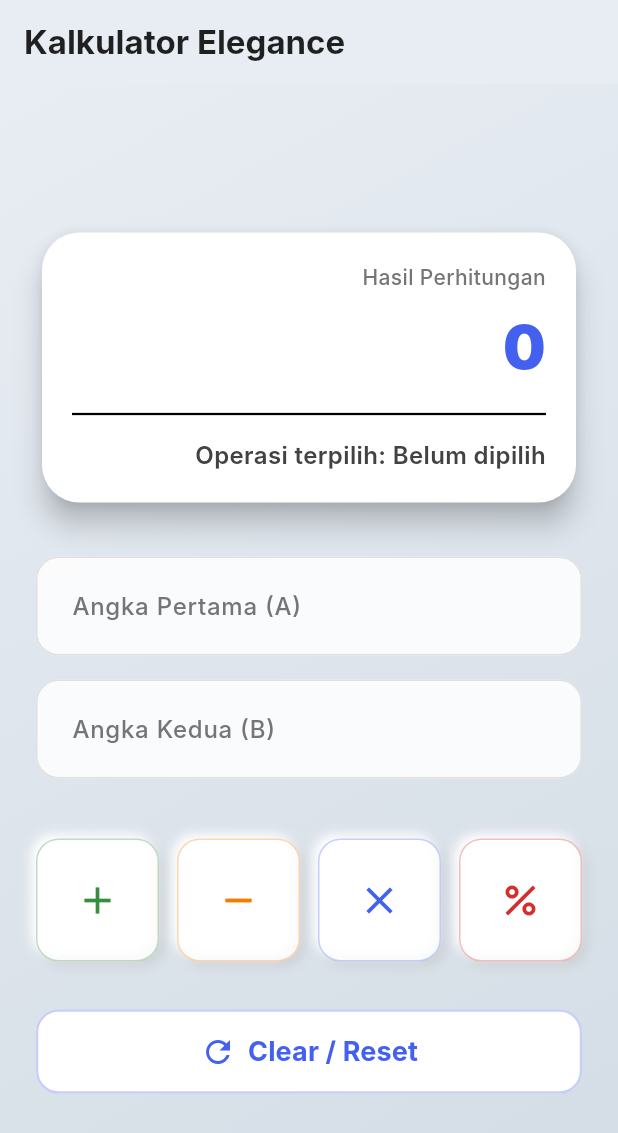
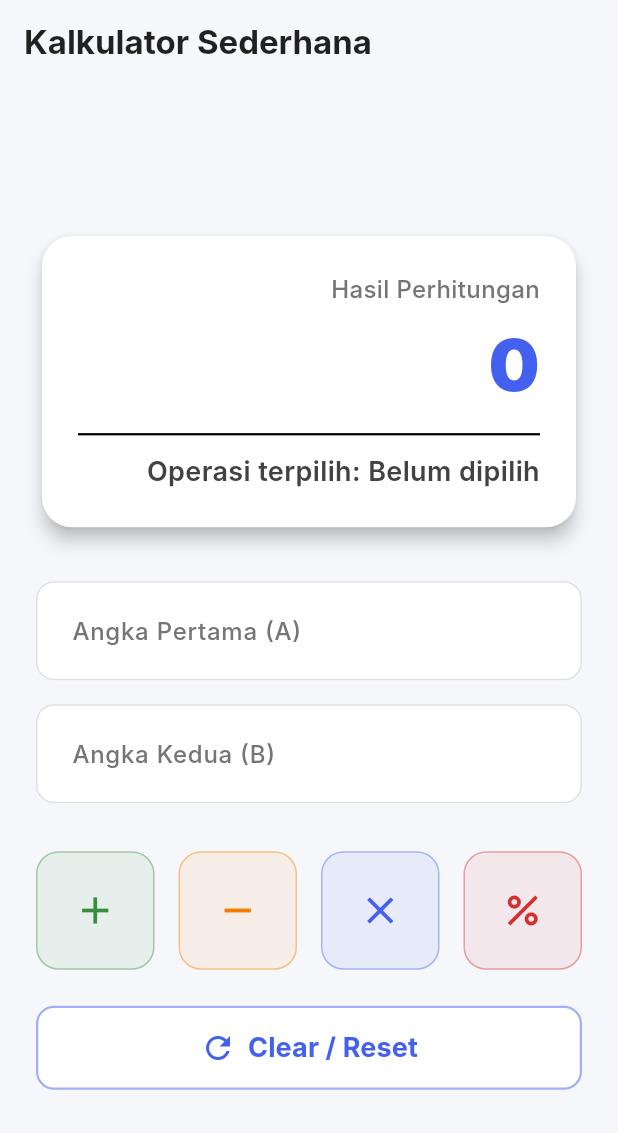
Before and after one commit to indriarianti12/tugas-pm-7, a Flutter app: the screen it shows after launch, on a phone screen of 412 x 824 dp. Shown: the top 1133 px of the screen. Run offline on Flutter 3.47's test engine with Material 3 defaults, Android fonts, the phone set to English and light mode, and no system bars; Roboto replaces fonts that are missing (Inter).

Commit message:
Update codingan baru

```diff
--- a/lib/main.dart
+++ b/lib/main.dart
@@ -8,9 +8,8 @@ void main() {
 // Palet warna yang lebih elegan
 const Color primaryIndigo = Color(0xFF4361EE);
 const Color secondaryOrange = Color(0xFFF77F00);
-// Warna Gradasi Baru (Blue-Grey)
-const Color gradientStart = Color(0xFFE8EDF3);
-const Color gradientEnd = Color(0xFFD3DCE5);
+const Color charcoalBackground = Color(0xFF1E1E1E);
+const Color lightGreyBackground = Color(0xFFF5F7FA);
 
 class KalkulatorSederhanaApp extends StatelessWidget {
   const KalkulatorSederhanaApp({super.key});
@@ -26,13 +25,14 @@ class KalkulatorSederhanaApp extends StatelessWidget {
         colorScheme: ColorScheme.light(
           primary: primaryIndigo,
           secondary: secondaryOrange,
-          background: gradientStart, // Gunakan warna awal gradien untuk theme
+          background: lightGreyBackground,
           surface: Colors.white,
         ),
         fontFamily: 'Inter', // Font modern
-        scaffoldBackgroundColor: gradientStart,
+        scaffoldBackgroundColor: lightGreyBackground, // Latar belakang sangat terang
         cardColor: Colors.white,
         visualDensity: VisualDensity.adaptivePlatformDensity,
+        // Menghilangkan ripple effect yang terlalu keras
         splashFactory: InkRipple.splashFactory,
       ),
       home: const KalkulatorPage(),
@@ -59,7 +59,7 @@ class _KalkulatorPageState extends State<KalkulatorPage> {
   // 2. State untuk Hasil dan Operasi
   double hasil = 0;
   String operasi = '';
-  String defaultOperation = '+';
+  String defaultOperation = '+'; // Operasi default saat menekan Enter
 
   @override
   void dispose() {
@@ -71,10 +71,12 @@ class _KalkulatorPageState extends State<KalkulatorPage> {
   }
 
   // Fungsi Pembantu untuk Memformat Hasil
+  // Memastikan hasil tampil bersih (misalnya 12 daripada 12.0000)
   String _formatResult(double result) {
     if (result == result.roundToDouble()) {
       return result.round().toString();
     }
+    // Batasi hingga 6 desimal untuk menjaga kebersihan tampilan
     return result.toStringAsFixed(6).replaceAll(RegExp(r"([.]*0+)(?!.*\d)"), "");
   }
 
@@ -100,7 +102,7 @@ class _KalkulatorPageState extends State<KalkulatorPage> {
           if (b != 0) {
             hasil = a / b;
           } else {
-            hasil = double.nan; // Menggunakan NaN untuk hasil tidak valid
+            hasil = 0;
             _showSnackBar('Tidak bisa membagi dengan nol!', isError: true);
           }
           break;
@@ -152,12 +154,11 @@ class _KalkulatorPageState extends State<KalkulatorPage> {
       child: AnimatedContainer(
         duration: const Duration(milliseconds: 200),
         decoration: BoxDecoration(
-          // Tombol non-aktif menggunakan warna latar belakang agar menonjol dari card
-          color: isActive ? color : Colors.white.withOpacity(0.85),
+          color: isActive ? color : color.withOpacity(0.08),
           borderRadius: BorderRadius.circular(15),
           border: Border.all(
-            color: isActive ? color.withOpacity(0.0) : color.withOpacity(0.3),
-            width: 1.0
+            color: isActive ? color : color.withOpacity(0.4),
+            width: isActive ? 0 : 1.0
           ),
           boxShadow: isActive ? [
             BoxShadow(
@@ -165,27 +166,17 @@ class _KalkulatorPageState extends State<KalkulatorPage> {
               blurRadius: 10,
               offset: const Offset(0, 4),
             ),
-          ] : [
-             // Shadow ringan untuk efek elegan di atas gradien
-             BoxShadow(
-              color: Colors.grey.shade400.withOpacity(0.5),
-              offset: const Offset(3, 3),
-              blurRadius: 5,
-            ),
-            const BoxShadow(
-              color: Colors.white,
-              offset: Offset(-3, -3),
-              blurRadius: 5,
-            ),
-          ],
+          ] : null,
         ),
         child: Material(
           color: Colors.transparent,
           child: InkWell(
             onTap: () {
+              // Set operasi saat tombol ditekan
               setState(() {
                 operasi = op;
               });
+              // Langsung hitung jika kedua input terisi
               if (angka1Controller.text.isNotEmpty && angka2Controller.text.isNotEmpty) {
                 hitung(op);
               }
@@ -204,17 +195,19 @@ class _KalkulatorPageState extends State<KalkulatorPage> {
     );
   }
 
-  // Widget Input Field Ditingkatkan
+  // Widget Input Field Ditingkatkan (Clean & Outline)
   Widget _buildInputField(TextEditingController controller, String label, FocusNode focusNode, {Function(String)? onSubmitted}) {
     return ValueListenableBuilder<TextEditingValue>(
       valueListenable: controller,
       builder: (context, value, child) {
+        // Mendengarkan perubahan fokus untuk memperbarui UI
         final bool isFocused = focusNode.hasFocus;
         return TextField(
           controller: controller,
           focusNode: focusNode,
           keyboardType: const TextInputType.numberWithOptions(decimal: true),
           onSubmitted: onSubmitted,
+          // Mengganti koma dengan titik secara otomatis saat diketik (untuk parsing double)
           onChanged: (text) {
             final newText = text.replaceAll(',', '.');
             if (newText != text) {
@@ -233,17 +226,17 @@ class _KalkulatorPageState extends State<KalkulatorPage> {
             hintText: 'Masukkan angka',
             hintStyle: TextStyle(color: Colors.grey.shade400),
             filled: true,
-            fillColor: Colors.white.withOpacity(0.85), // Sedikit transparan untuk efek lebih halus
+            fillColor: Colors.white,
             border: OutlineInputBorder(
-              borderRadius: BorderRadius.circular(15),
+              borderRadius: BorderRadius.circular(12),
               borderSide: BorderSide(color: Colors.grey.shade300, width: 1.0),
             ),
             enabledBorder: OutlineInputBorder(
-              borderRadius: BorderRadius.circular(15),
+              borderRadius: BorderRadius.circular(12),
               borderSide: BorderSide(color: Colors.grey.shade300, width: 1.0),
             ),
             focusedBorder: OutlineInputBorder(
-              borderRadius: BorderRadius.circular(15),
+              borderRadius: BorderRadius.circular(12),
               borderSide: BorderSide(color: Theme.of(context).primaryColor, width: 2.5),
             ),
             contentPadding: const EdgeInsets.symmetric(horizontal: 20, vertical: 18),
@@ -264,8 +257,8 @@ class _KalkulatorPageState extends State<KalkulatorPage> {
         foregroundColor: primaryIndigo,
         backgroundColor: Colors.white,
         shape: RoundedRectangleBorder(
-          borderRadius: BorderRadius.circular(15),
-          side: BorderSide(color: primaryIndigo.withOpacity(0.3), width: 1.5),
+          borderRadius: BorderRadius.circular(12),
+          side: BorderSide(color: primaryIndigo.withOpacity(0.5), width: 1.5),
         ),
         padding: const EdgeInsets.symmetric(horizontal: 20, vertical: 15),
         elevation: 0,
@@ -276,31 +269,17 @@ class _KalkulatorPageState extends State<KalkulatorPage> {
 
   @override
   Widget build(BuildContext context) {
-    // Media Query untuk menentukan lebar layar (untuk responsif)
-    final isSmallScreen = MediaQuery.of(context).size.width < 600;
-
     return Scaffold(
       appBar: AppBar(
-        title: const Text('Kalkulator Elegance', style: TextStyle(fontWeight: FontWeight.bold)),
-        // AppBar transparan agar gradasi latar belakang terlihat
-        backgroundColor: Colors.transparent,
+        title: const Text('Kalkulator Sederhana', style: TextStyle(fontWeight: FontWeight.bold)),
+        backgroundColor: Theme.of(context).scaffoldBackgroundColor,
         elevation: 0,
         foregroundColor: Colors.black87,
       ),
-      // Menerapkan Gradasi Latar Belakang pada Body
-      body: Container(
-        decoration: const BoxDecoration(
-          gradient: LinearGradient(
-            begin: Alignment.topLeft,
-            end: Alignment.bottomRight,
-            colors: [gradientStart, gradientEnd],
-          ),
-        ),
-        child: Center(
+      body: Center(
         child: SingleChildScrollView(
           padding: const EdgeInsets.all(24.0),
           child: Container(
-              // Batasi lebar maksimum untuk tampilan di desktop/tablet
             constraints: const BoxConstraints(maxWidth: 500),
             child: Column(
               mainAxisAlignment: MainAxisAlignment.center,
@@ -308,41 +287,41 @@ class _KalkulatorPageState extends State<KalkulatorPage> {
               children: <Widget>[
                 // --- Tampilan Hasil (Clean Card) ---
                 Card(
-                    elevation: 8, // Shadow lebih dalam
-                    shape: RoundedRectangleBorder(borderRadius: BorderRadius.circular(25)),
+                  elevation: 5,
+                  shape: RoundedRectangleBorder(borderRadius: BorderRadius.circular(20)),
                   color: Colors.white,
                   child: Padding(
-                      padding: const EdgeInsets.all(isSmallScreen ? 20 : 32),
+                    padding: const EdgeInsets.all(24),
                     child: Column(
                       crossAxisAlignment: CrossAxisAlignment.stretch,
                       children: [
                         Text(
                           'Hasil Perhitungan',
                           style: TextStyle(
-                              fontSize: isSmallScreen ? 14 : 16,
+                            fontSize: 16,
                             fontWeight: FontWeight.w500,
                             color: Colors.grey.shade600,
                           ),
                           textAlign: TextAlign.end,
                         ),
-                          const SizedBox(height: 8),
+                        const SizedBox(height: 4),
                         // Teks Hasil Besar
                         Text(
-                            hasil.isNaN ? 'Error' : _formatResult(hasil),
+                          _formatResult(hasil),
                           style: TextStyle(
-                              fontSize: isSmallScreen ? 40 : 56,
+                            fontSize: 48,
                             fontWeight: FontWeight.w900,
-                              color: hasil.isNaN ? Colors.red.shade700 : Theme.of(context).primaryColor,
+                            color: Theme.of(context).primaryColor,
                           ),
                           textAlign: TextAlign.end,
                           overflow: TextOverflow.ellipsis,
                         ),
-                          const Divider(height: 32, thickness: 1.5),
+                        const Divider(height: 24, thickness: 1.5),
                         // Tampilan Operasi
                         Text(
                           'Operasi terpilih: ${operasi.isEmpty ? 'Belum dipilih' : operasi}',
                           style: TextStyle(
-                              fontSize: isSmallScreen ? 16 : 18,
+                            fontSize: 18,
                             fontWeight: FontWeight.w600,
                             color: Colors.grey.shade800,
                           ),
@@ -372,13 +351,13 @@ class _KalkulatorPageState extends State<KalkulatorPage> {
                   onSubmitted: _submitCalculationOnEnter,
                 ),
 
-                  const SizedBox(height: 40),
+                const SizedBox(height: 32),
 
                 // --- Tombol Operasi (Grid Responsif) ---
                 GridView.count(
-                    crossAxisCount: isSmallScreen ? 4 : 4,
-                    crossAxisSpacing: isSmallScreen ? 12 : 16,
-                    mainAxisSpacing: isSmallScreen ? 12 : 16,
+                  crossAxisCount: 4,
+                  crossAxisSpacing: 16,
+                  mainAxisSpacing: 16,
                   shrinkWrap: true,
                   physics: const NeverScrollableScrollPhysics(),
                   children: <Widget>[
@@ -389,7 +368,7 @@ class _KalkulatorPageState extends State<KalkulatorPage> {
                   ],
                 ),
 
-                  const SizedBox(height: 32),
+                const SizedBox(height: 24),
 
                 // --- Tombol Clear ---
                 _buildClearButton(),
@@ -399,7 +378,6 @@ class _KalkulatorPageState extends State<KalkulatorPage> {
           ),
         ),
       ),
-      ),
     );
   }
 }
```
Lines whose indentation alone changed are shown as unchanged.
